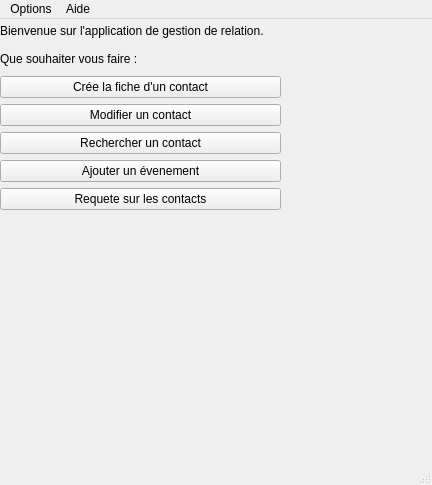
This is Projet/mainwindow.ui in Dwarron/ProjetCDAA as Qt 5 draws it before an edit. The edited form follows.
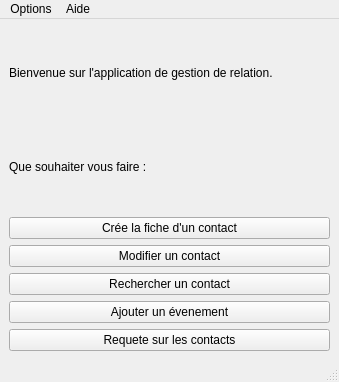
This is the edited form.

Commit message:
Fenetre creation d'un contact
Dans cette partie la second fenetre qui permet de crée un contact est crée avec les class qui premette de l'utiliser. Cependant elle n'est en encore complete car on peut utiliser la méthode proposeNom et   reste a voir comment est ce que l'on va gerer tous les contacts

Diff of the .ui file:
```diff
--- a/Projet/mainwindow.ui
+++ b/Projet/mainwindow.ui
@@ -6,82 +6,76 @@
    <rect>
     <x>0</x>
     <y>0</y>
-    <width>432</width>
-    <height>485</height>
+    <width>339</width>
+    <height>382</height>
    </rect>
   </property>
   <property name="windowTitle">
    <string>MainWindow</string>
   </property>
   <widget class="QWidget" name="centralwidget">
-   <widget class="QWidget" name="verticalLayoutWidget">
-    <property name="geometry">
-     <rect>
-      <x>0</x>
-      <y>0</y>
-      <width>281</width>
-      <height>191</height>
-     </rect>
-    </property>
-    <layout class="QVBoxLayout" name="verticalLayout">
-     <item>
+   <layout class="QGridLayout" name="gridLayout_2">
+    <item row="0" column="0">
+     <layout class="QGridLayout" name="gridLayout">
+      <item row="0" column="0">
       <widget class="QLabel" name="label">
        <property name="text">
         <string>Bienvenue sur l'application de gestion de relation.</string>
        </property>
       </widget>
      </item>
-     <item>
+      <item row="1" column="0">
       <widget class="QLabel" name="label_2">
        <property name="text">
         <string>Que souhaiter vous faire :</string>
        </property>
       </widget>
      </item>
-     <item>
-      <widget class="QPushButton" name="pushButton">
+      <item row="2" column="0">
+       <widget class="QPushButton" name="ButtonCreerFiche">
        <property name="text">
         <string>Crée la fiche d'un contact</string>
        </property>
       </widget>
      </item>
-     <item>
-      <widget class="QPushButton" name="pushButton_2">
+      <item row="3" column="0">
+       <widget class="QPushButton" name="ButtonModifContact">
        <property name="text">
         <string>Modifier un contact</string>
        </property>
       </widget>
      </item>
-     <item>
-      <widget class="QPushButton" name="pushButton_3">
+      <item row="4" column="0">
+       <widget class="QPushButton" name="ButtonRechercherContact">
        <property name="text">
         <string>Rechercher un contact</string>
        </property>
       </widget>
      </item>
-     <item>
-      <widget class="QPushButton" name="pushButton_4">
+      <item row="5" column="0">
+       <widget class="QPushButton" name="ButtonAjouterEvenement">
        <property name="text">
         <string>Ajouter un évenement</string>
        </property>
       </widget>
      </item>
-     <item>
-      <widget class="QPushButton" name="pushButton_5">
+      <item row="6" column="0">
+       <widget class="QPushButton" name="ButtonRequetes">
        <property name="text">
         <string>Requete sur les contacts</string>
        </property>
       </widget>
      </item>
     </layout>
-   </widget>
+    </item>
+   </layout>
   </widget>
   <widget class="QMenuBar" name="menubar">
    <property name="geometry">
     <rect>
      <x>0</x>
      <y>0</y>
-     <width>432</width>
+     <width>339</width>
      <height>21</height>
     </rect>
    </property>
```
Lines whose indentation alone changed are shown as unchanged. The commit also changes 8 other files.
